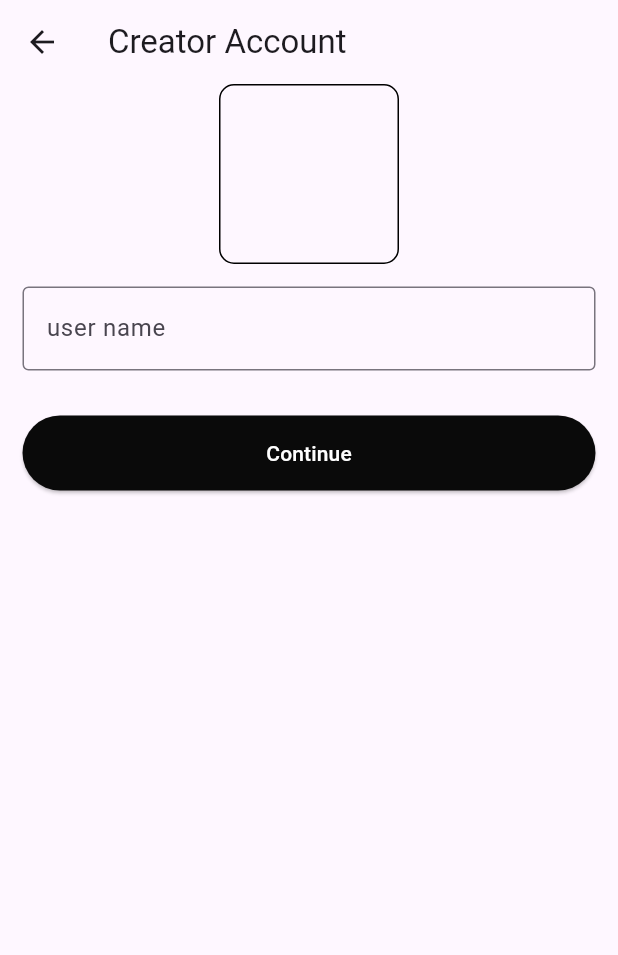
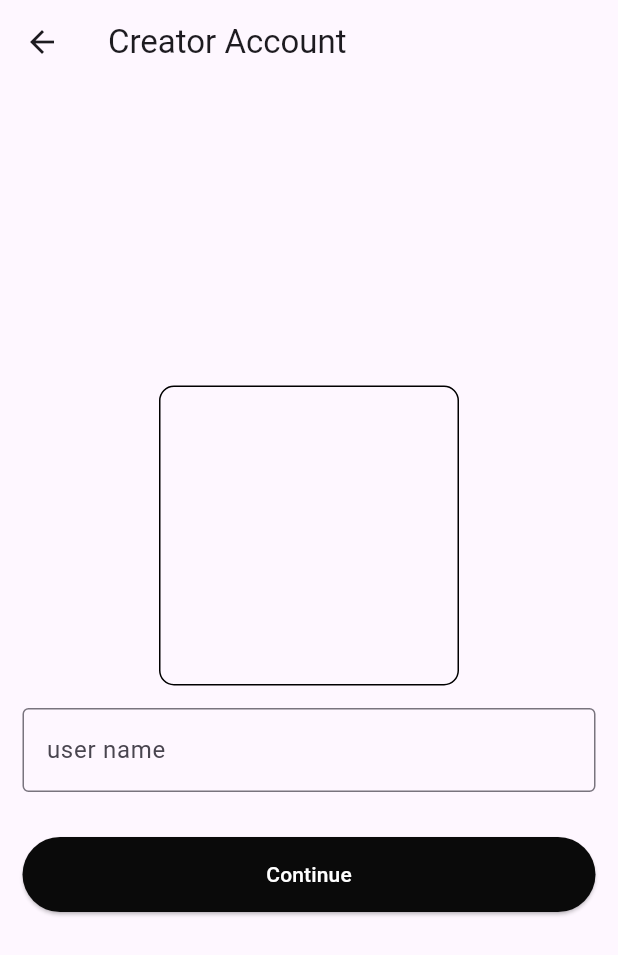
Before and after one commit to ashiquecks/chat360, a Flutter app: the UserAccount screen opened by its route, on a phone screen of 412 x 824 dp. Shown: the top 955 px of the screen. Run offline on Flutter 3.47's test engine with Material 2 defaults, Android fonts, the phone set to English and light mode, and no system bars; our stand-ins replace flutter_chat_types, intl_phone_field, parse_server_sdk, pinput; missing offline and left inert: flutter_link_previewer.

Commit message:
change image size

```diff
--- a/lib/screens/authentication/user_account.dart
+++ b/lib/screens/authentication/user_account.dart
@@ -17,10 +17,11 @@ class _UserAccountState extends State<UserAccount> {
     return Scaffold(
       appBar: AppBar(title: const Text("Creator Account")),
       body: Column(
+        mainAxisAlignment: MainAxisAlignment.center,
         children: [
           Container(
-            width: 120,
-            height: 120,
+            width: 200,
+            height: 200,
             decoration: BoxDecoration(
               border: Border.all(),
               borderRadius: BorderRadius.circular(10),
```
